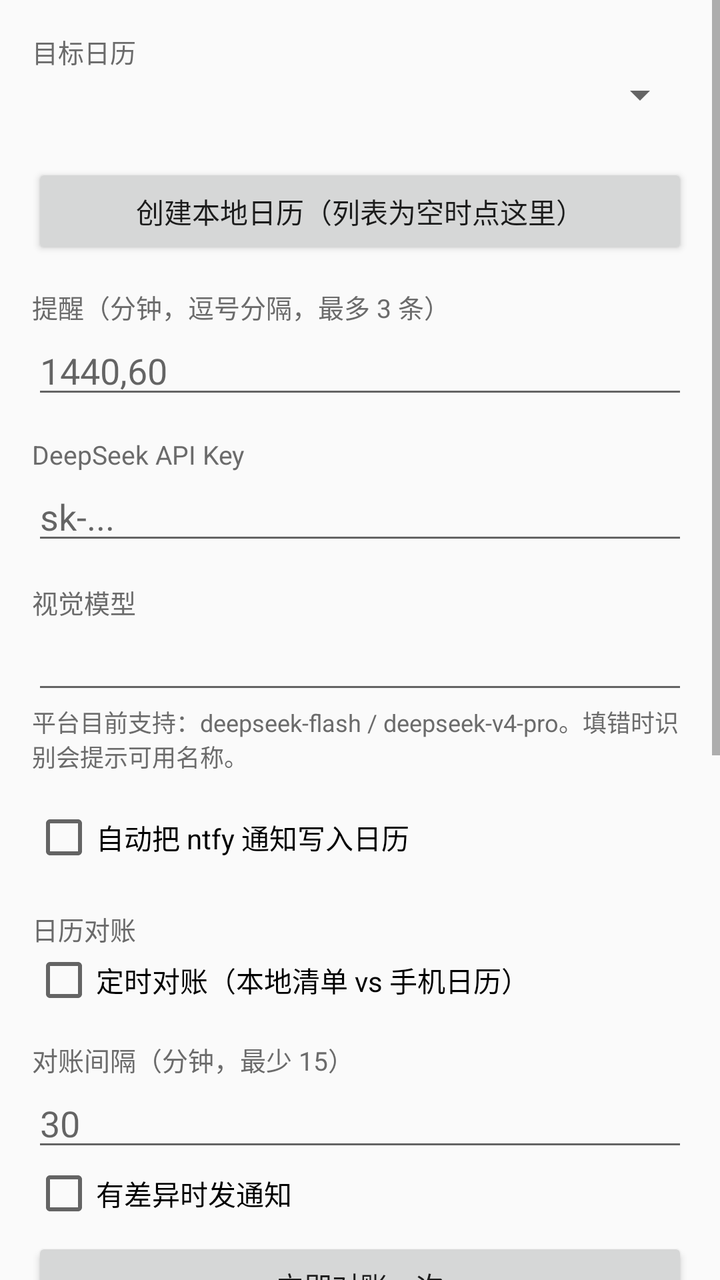
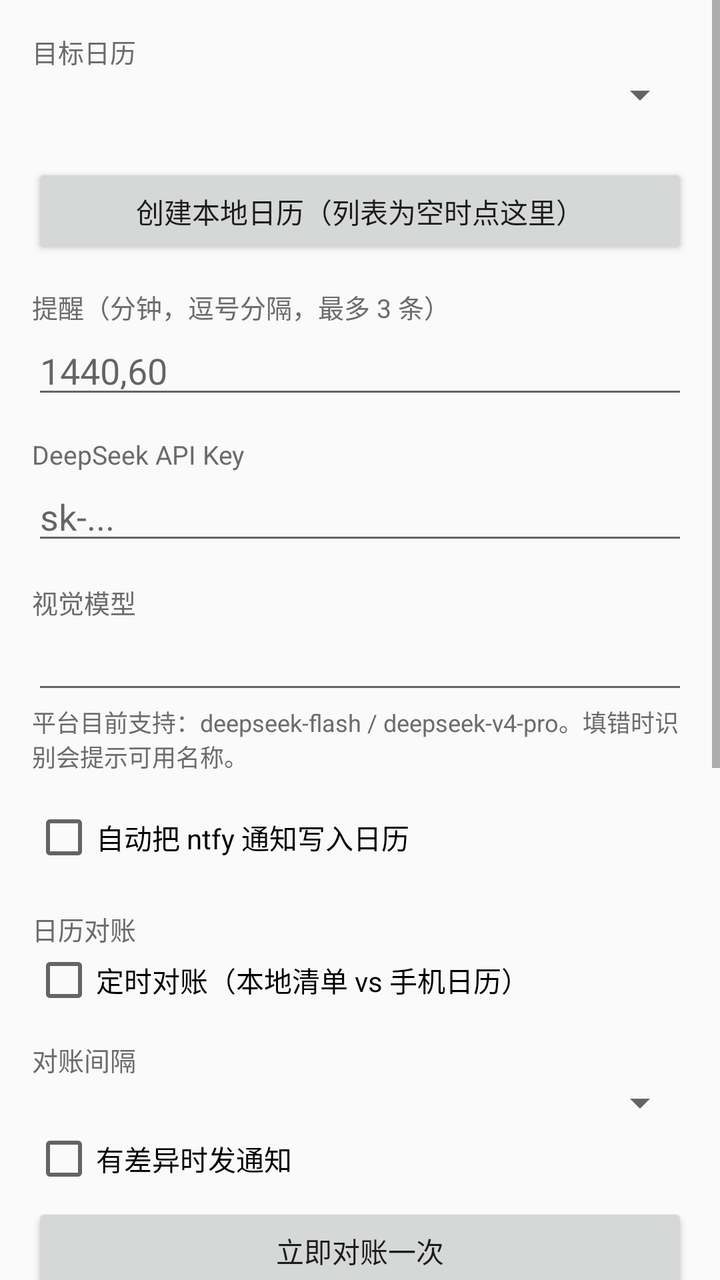

Compare the two renders of this Android layout. The source of the first and the diff that turns it into the second are given below.
<!-- AndroidManifest.xml: application theme Theme.NtfyCalendar -->
<!-- res/layout/activity_settings.xml -->
<?xml version="1.0" encoding="utf-8"?>
<ScrollView xmlns:android="http://schemas.android.com/apk/res/android"
    android:layout_width="match_parent"
    android:layout_height="match_parent">

    <LinearLayout
        android:layout_width="match_parent"
        android:layout_height="wrap_content"
        android:orientation="vertical"
        android:padding="16dp">

        <TextView
            style="@style/FormLabel"
            android:layout_marginTop="0dp"
            android:text="@string/label_calendar" />

        <Spinner
            android:id="@+id/spCalendar"
            android:layout_width="match_parent"
            android:layout_height="wrap_content" />

        <TextView
            android:id="@+id/tvCalendarHint"
            android:layout_width="match_parent"
            android:layout_height="wrap_content"
            android:textSize="12sp"
            android:textColor="@color/text_secondary" />

        <Button
            android:id="@+id/btnCreateCalendar"
            android:layout_width="match_parent"
            android:layout_height="wrap_content"
            android:layout_marginTop="6dp"
            android:text="@string/btn_create_calendar" />

        <TextView
            style="@style/FormLabel"
            android:text="@string/label_remind" />

        <EditText
            android:id="@+id/etRemind"
            style="@style/FormInput"
            android:hint="1440,60"
            android:inputType="text" />

        <TextView
            style="@style/FormLabel"
            android:text="@string/label_api_key" />

        <EditText
            android:id="@+id/etApiKey"
            style="@style/FormInput"
            android:hint="sk-..."
            android:inputType="textPassword" />

        <TextView
            style="@style/FormLabel"
            android:text="@string/label_model" />

        <EditText
            android:id="@+id/etModel"
            style="@style/FormInput"
            android:inputType="text" />

        <TextView
            android:id="@+id/tvModelHint"
            android:layout_width="match_parent"
            android:layout_height="wrap_content"
            android:textSize="12sp"
            android:textColor="@color/text_secondary"
            android:text="@string/model_hint" />

        <CheckBox
            android:id="@+id/cbAutoImport"
            android:layout_width="match_parent"
            android:layout_height="wrap_content"
            android:layout_marginTop="16dp"
            android:text="@string/label_auto_import" />

        <TextView
            style="@style/FormLabel"
            android:layout_marginTop="20dp"
            android:text="@string/title_reconcile" />

        <CheckBox
            android:id="@+id/cbReconcile"
            android:layout_width="match_parent"
            android:layout_height="wrap_content"
            android:text="@string/label_reconcile_enabled" />

        <TextView
            style="@style/FormLabel"
            android:text="@string/label_reconcile_interval" />

        <EditText
            android:id="@+id/etReconcileInterval"
            style="@style/FormInput"
            android:hint="30"
            android:inputType="number" />

        <CheckBox
            android:id="@+id/cbReconcileNotify"
            android:layout_width="match_parent"
            android:layout_height="wrap_content"
            android:text="@string/label_reconcile_notify" />

        <Button
            android:id="@+id/btnReconcileNow"
            android:layout_width="match_parent"
            android:layout_height="wrap_content"
            android:layout_marginTop="6dp"
            android:text="@string/btn_reconcile_now" />

        <Button
            android:id="@+id/btnSaveSettings"
            android:layout_width="match_parent"
            android:layout_height="wrap_content"
            android:layout_marginTop="18dp"
            android:text="@string/btn_save_settings" />

        <TextView
            style="@style/FormLabel"
            android:layout_marginTop="24dp"
            android:text="@string/title_permission" />

        <Button
            android:id="@+id/btnNotifAccess"
            android:layout_width="match_parent"
            android:layout_height="wrap_content"
            android:layout_marginTop="8dp"
            android:text="@string/perm_notification" />

        <Button
            android:id="@+id/btnCalendarPerm"
            android:layout_width="match_parent"
            android:layout_height="wrap_content"
            android:text="@string/perm_calendar" />

        <Button
            android:id="@+id/btnAutostart"
            android:layout_width="match_parent"
            android:layout_height="wrap_content"
            android:text="@string/perm_autostart" />

        <Button
            android:id="@+id/btnBattery"
            android:layout_width="match_parent"
            android:layout_height="wrap_content"
            android:text="@string/perm_battery" />

        <Button
            android:id="@+id/btnAppDetail"
            android:layout_width="match_parent"
            android:layout_height="wrap_content"
            android:text="@string/perm_app_detail" />

        <TextView
            android:id="@+id/tvVersion"
            android:layout_width="match_parent"
            android:layout_height="wrap_content"
            android:layout_marginTop="20dp"
            android:layout_marginBottom="8dp"
            android:textSize="12sp"
            android:textColor="@color/text_secondary"
            android:gravity="center" />
    </LinearLayout>
</ScrollView>
<!-- resources referenced by this layout -->
<resources>
  <color name="text_secondary">#FF6B6B6B</color>
  <string name="btn_create_calendar">创建本地日历（列表为空时点这里）</string>
  <string name="btn_reconcile_now">立即对账一次</string>
  <string name="btn_save_settings">保存设置</string>
  <string name="label_api_key">DeepSeek API Key</string>
  <string name="label_auto_import">自动把 ntfy 通知写入日历</string>
  <string name="label_calendar">目标日历</string>
  <string name="label_model">视觉模型</string>
  <string name="label_reconcile_enabled">定时对账（本地清单 vs 手机日历）</string>
  <string name="label_reconcile_interval">对账间隔（分钟，最少 15）</string>
  <string name="label_reconcile_notify">有差异时发通知</string>
  <string name="label_remind">提醒（分钟，逗号分隔，最多 3 条）</string>
  <string name="model_hint">平台目前支持：deepseek-flash / deepseek-v4-pro。填错时识别会提示可用名称。</string>
  <string name="perm_app_detail">应用详情页</string>
  <string name="perm_autostart">自启动管理（realme）</string>
  <string name="perm_battery">电池 / 后台耗电白名单</string>
  <string name="perm_calendar">日历读写权限</string>
  <string name="perm_notification">通知使用权（读取 ntfy 通知）</string>
  <string name="title_permission">权限与后台设置</string>
  <string name="title_reconcile">日历对账</string>
  <style name="FormInput">
          <item name="android:layout_width">match_parent</item>
          <item name="android:layout_height">wrap_content</item>
      </style>
  <style name="FormLabel">
          <item name="android:layout_width">match_parent</item>
          <item name="android:layout_height">wrap_content</item>
          <item name="android:layout_marginTop">14dp</item>
          <item name="android:textSize">13sp</item>
          <item name="android:textColor">@color/text_secondary</item>
      </style>
  <style name="Theme.NtfyCalendar" parent="Theme.AppCompat.DayNight.DarkActionBar">
          <item name="colorPrimary">@color/primary</item>
          <item name="colorPrimaryDark">@color/primary_dark</item>
          <item name="colorAccent">@color/accent</item>
          <item name="android:windowBackground">?android:attr/colorBackground</item>
      </style>
  <color name="primary">#FF156B5A</color>
  <color name="primary_dark">#FF0E4B3F</color>
  <color name="accent">#FFEF8F32</color>
</resources>

<!-- the commit's change to res/layout/activity_settings.xml (unified diff, before → after) -->
@@ -92,11 +92,10 @@
             style="@style/FormLabel"
             android:text="@string/label_reconcile_interval" />
 
-        <EditText
-            android:id="@+id/etReconcileInterval"
-            style="@style/FormInput"
-            android:hint="30"
-            android:inputType="number" />
+        <Spinner
+            android:id="@+id/spReconcileInterval"
+            android:layout_width="match_parent"
+            android:layout_height="wrap_content" />
 
         <CheckBox
             android:id="@+id/cbReconcileNotify"
<!-- resource entries referenced after the edit -->
@@ -9,7 +9,7 @@
   <string name="label_calendar">目标日历</string>
   <string name="label_model">视觉模型</string>
   <string name="label_reconcile_enabled">定时对账（本地清单 vs 手机日历）</string>
-  <string name="label_reconcile_interval">对账间隔（分钟，最少 15）</string>
+  <string name="label_reconcile_interval">对账间隔</string>
   <string name="label_reconcile_notify">有差异时发通知</string>
   <string name="label_remind">提醒（分钟，逗号分隔，最多 3 条）</string>
   <string name="model_hint">平台目前支持：deepseek-flash / deepseek-v4-pro。填错时识别会提示可用名称。</string>
